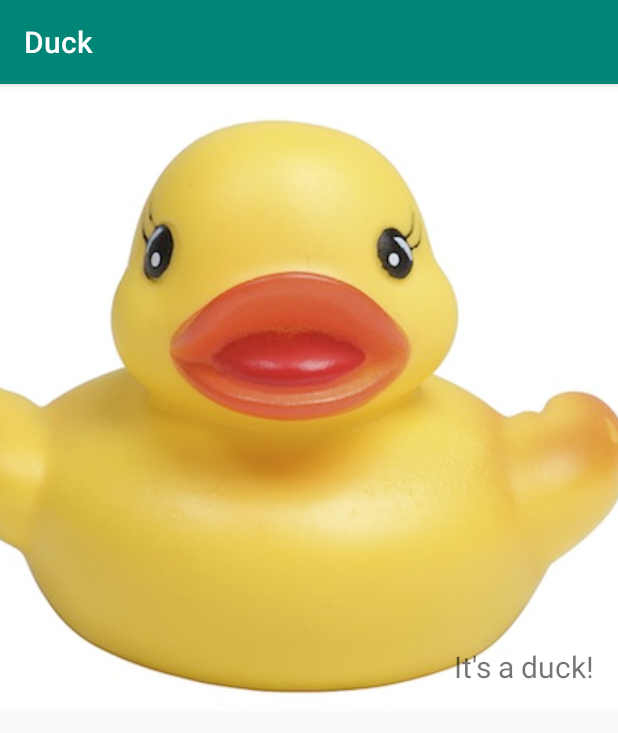
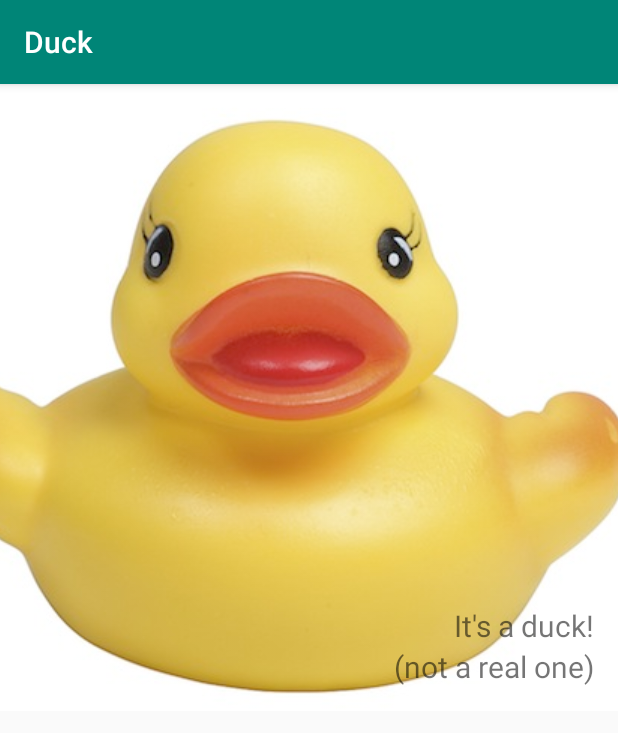
Before and after one commit to YakovBurtsev/duck, an Android app: the screen it shows after launch (MainActivity), on a phone screen of 412 x 824 dp. Shown: the top 733 px of the screen. Run offline under Robolectric (Android 15) with nearby library versions, the phone set to English and light mode, and no system bars.

Commit message:
nested LinearLayout

```diff
--- a/app/src/main/res/layout/activity_main.xml
+++ b/app/src/main/res/layout/activity_main.xml
@@ -12,12 +12,27 @@
         android:src="@drawable/duck"
         android:contentDescription="@string/text" />
 
-    <TextView
+    <LinearLayout
         android:layout_width="wrap_content"
         android:layout_height="wrap_content"
+        android:orientation="vertical"
         android:layout_gravity="bottom|end"
         android:padding="16dp"
-        android:text="@string/text"
-        android:textSize="20sp" />
+        android:gravity="end">
+
+        <TextView
+            android:layout_width="wrap_content"
+            android:layout_height="wrap_content"
+            android:text="@string/text"
+            android:textSize="20sp" />
+
+        <TextView
+            android:layout_width="wrap_content"
+            android:layout_height="wrap_content"
+            android:text="@string/another_text"
+            android:textSize="20sp" />
+
+    </LinearLayout>
+
 
 </FrameLayout>
--- a/app/src/main/res/values/strings.xml
+++ b/app/src/main/res/values/strings.xml
@@ -1,4 +1,5 @@
 <resources>
     <string name="app_name">Duck</string>
     <string name="text">It\'s a duck!</string>
+    <string name="another_text">(not a real one)</string>
 </resources>
```
